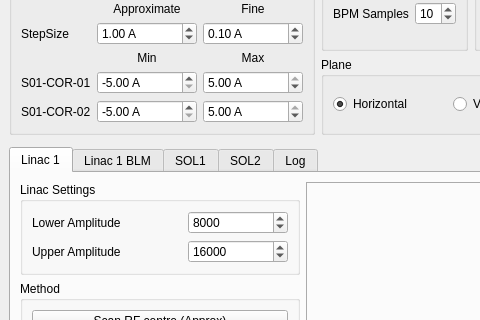
VELA-CLARA-software/Software, file Apps/linacCentring/view.ui: the form before one commit; both pictures show x 0 to 480 and y 116 to 436 of the 1040 by 842 pixel window.
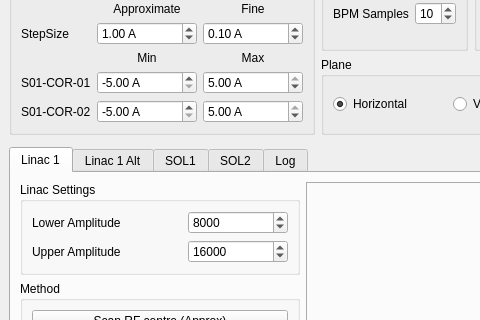
The form after the commit. Icons and pictures are not drawn.

Patch:
```diff
--- a/Apps/linacCentring/view.ui
+++ b/Apps/linacCentring/view.ui
@@ -221,7 +221,7 @@
          <normaloff>../../Resources/Icons/bike.png</normaloff>../../Resources/Icons/bike.png</iconset>
        </attribute>
        <attribute name="title">
-        <string>Linac 1 BLM</string>
+        <string>Linac 1 Alt</string>
        </attribute>
        <layout class="QGridLayout" name="linac1BLMTabLayout">
         <item row="0" column="0">
```
Left out of the diff: 14 changed lines with no effect on the pictures.
